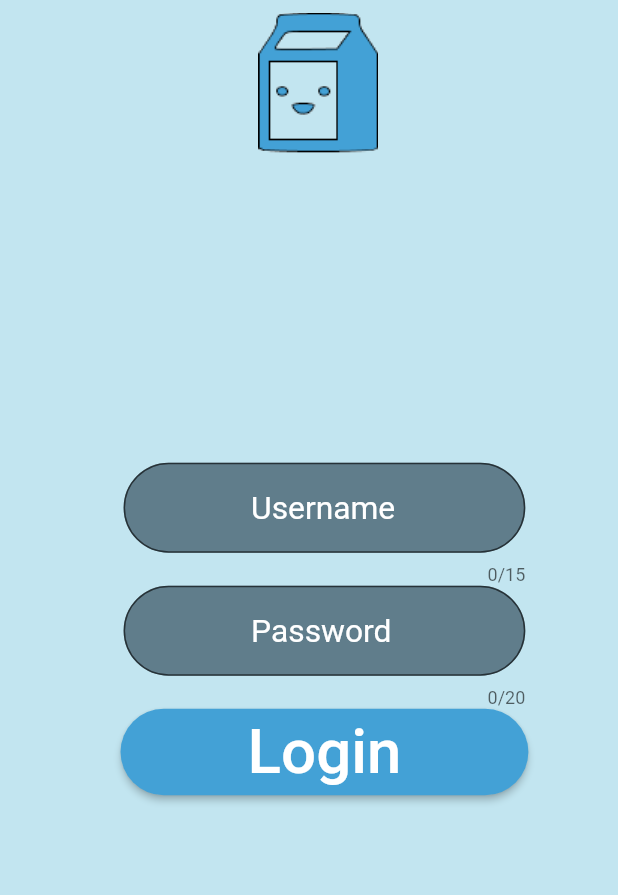
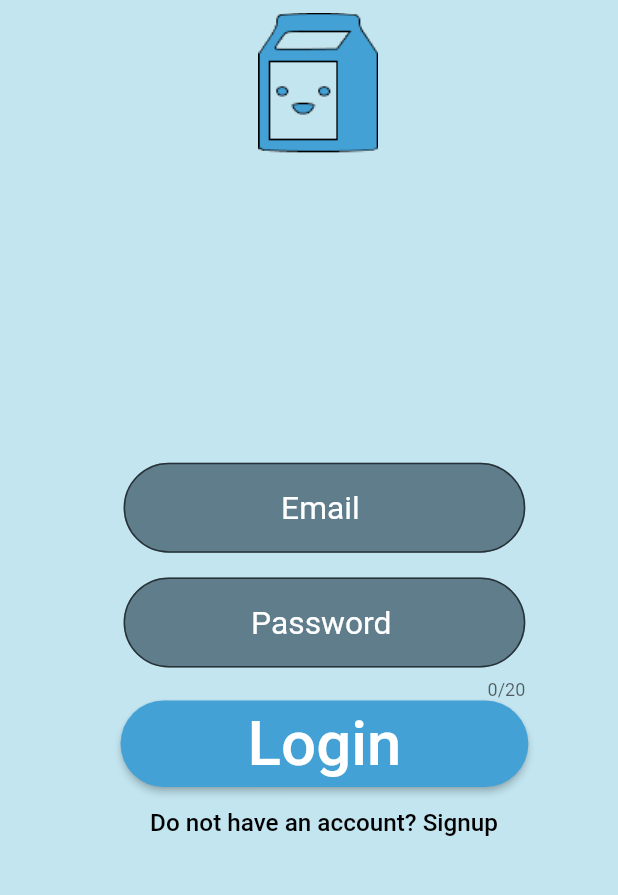
Before and after one commit to ShiraZull/Minder, a Flutter app: the screen it shows after launch, after a tap on "Login", on a phone screen of 412 x 824 dp, the part 244-1139 px from its top. Run offline on Flutter 3.47's test engine with Material 2 defaults, Android fonts, the light colour scheme and no system bars; our stand-ins replace google_fonts.

Commit message:
removed loginSignupPage and made loginPage start page

```diff
--- a/minder/lib/views/loginPage.dart
+++ b/minder/lib/views/loginPage.dart
@@ -3,6 +3,7 @@ import 'package:flutter/src/widgets/container.dart';
 import 'package:flutter/src/widgets/framework.dart';
 import 'package:google_fonts/google_fonts.dart';
 import 'package:minder/config/palette.dart';
+import 'package:minder/views/signupPage.dart';
 
 class LoginPage extends StatefulWidget {
   const LoginPage({super.key, required this.backgroundColor});
@@ -25,9 +26,9 @@ class _LoginPageState extends State<LoginPage> {
       loginSigninButtonSizeWidth = 0,
       loginTextSize = 0;
 
-  double paddingTextFieldUsernameLeft = 0,
-      paddingTextFieldUsernameTop = 0,
-      paddingTextFieldUsernameRight = 0;
+  double paddingTextFieldEmailLeft = 0,
+      paddingTextFieldEmailTop = 0,
+      paddingTextFieldEmailRight = 0;
 
   double paddingTextFieldPasswordLeft = 0,
       paddingTextFieldPasswordTop = 0,
@@ -55,12 +56,12 @@ class _LoginPageState extends State<LoginPage> {
         paddingMinderImageLeft = width * 0.03;
         paddingMinderImageTop = height * 0.01;
 
-        paddingTextFieldUsernameLeft = width * 0.2;
-        paddingTextFieldUsernameTop = height * 0.25;
-        paddingTextFieldUsernameRight = width * 0.15;
+        paddingTextFieldEmailLeft = width * 0.2;
+        paddingTextFieldEmailTop = height * 0.25;
+        paddingTextFieldEmailRight = width * 0.15;
 
         paddingTextFieldPasswordLeft = width * 0.2;
-        paddingTextFieldPasswordTop = height * 0;
+        paddingTextFieldPasswordTop = height * 0.02;
         paddingTextFieldPasswordRight = width * 0.15;
 
         break;
@@ -98,12 +99,12 @@ class _LoginPageState extends State<LoginPage> {
           child: Image.asset('assets/images/minderImage.png'),
         ),
         Padding(
-          padding: EdgeInsets.fromLTRB(paddingTextFieldUsernameLeft,
-              paddingTextFieldUsernameTop, paddingTextFieldUsernameRight, 0),
+          padding: EdgeInsets.fromLTRB(paddingTextFieldEmailLeft,
+              paddingTextFieldEmailTop, paddingTextFieldEmailRight, 0),
           child: TextFormField(
             decoration: InputDecoration(
-                contentPadding: EdgeInsets.fromLTRB(85, 5, 0, 30),
-                hintText: 'Username',
+                contentPadding: EdgeInsets.fromLTRB(105, 5, 0, 30),
+                hintText: 'Email',
                 hintStyle: GoogleFonts.fugazOne(
                     textStyle: TextStyle(
                         fontSize: loginTextSize - 20,
@@ -112,7 +113,6 @@ class _LoginPageState extends State<LoginPage> {
                     OutlineInputBorder(borderRadius: BorderRadius.circular(30)),
                 fillColor: Colors.blueGrey,
                 filled: true),
-            maxLength: 15,
           ),
         ),
         Padding(
@@ -152,6 +152,25 @@ class _LoginPageState extends State<LoginPage> {
             onPressed: () {},
           ),
         ),
+        Padding(
+            padding: const EdgeInsets.fromLTRB(20, 0, 0, 0),
+            child: TextButton(
+              onPressed: () {
+                Navigator.of(context).push(
+                  MaterialPageRoute(
+                    builder: (context) => const SignupPage(
+                      backgroundColor: Palette.backgroundColor,
+                    ),
+                  ),
+                );
+              },
+              child: Text(
+                'Do not have an account? Signup',
+                style: GoogleFonts.fugazOne(
+                    textStyle: TextStyle(
+                        fontSize: loginTextSize - 25, color: Colors.black)),
+              ),
+            ))
       ]),
     );
   }
--- a/minder/lib/views/signupPage.dart
+++ b/minder/lib/views/signupPage.dart
@@ -167,7 +167,7 @@ class _SignupPageState extends State<SignupPage> {
               style: ElevatedButton.styleFrom(
                   minimumSize: Size(
                       loginSigninButtonSizeWidth, loginSigninButtonSizeHeight),
-                  backgroundColor: Palette.signupButtonColor,
+                  backgroundColor: Palette.loginButtonColor,
                   shape: RoundedRectangleBorder(
                       borderRadius: BorderRadius.circular(30))),
               child: Text(
```
Also changed, not shown: minder/lib/main.dart (+6 -96 lines), minder/lib/views/mainPage.dart (added, +16 -0 lines), 1 other file.
